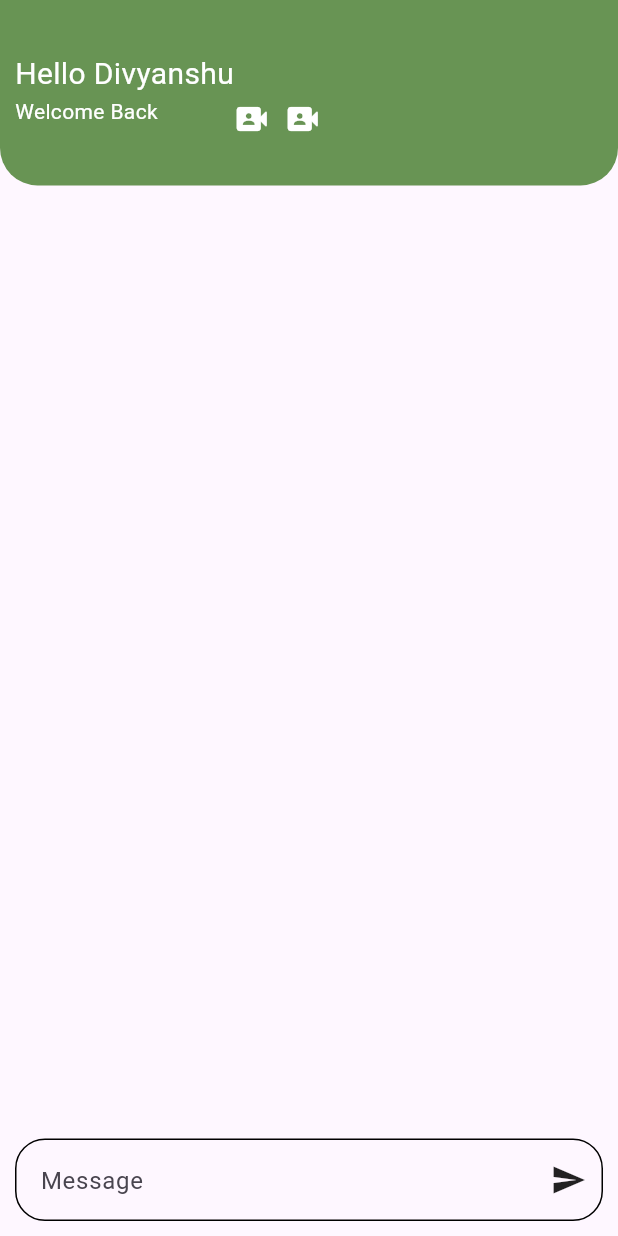
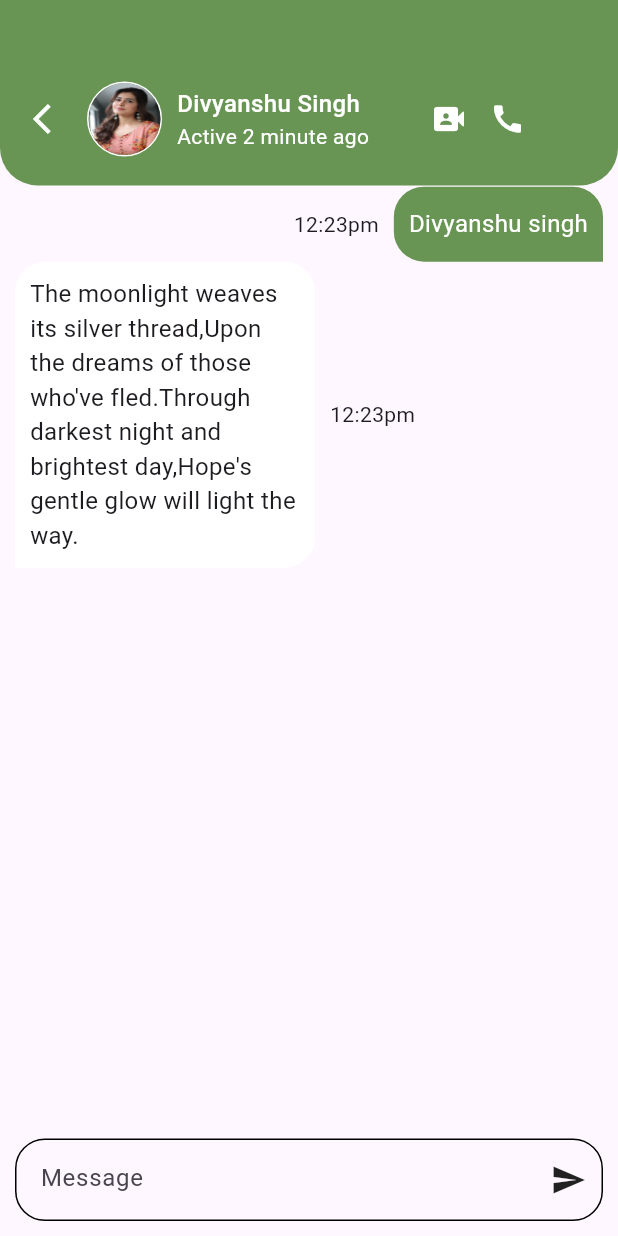
Before and after one commit to divyanshuAntino/chat_app, a Flutter app: the ChatDetails screen opened by its route, on a phone screen of 412 x 824 dp. Run offline on Flutter 3.47's test engine with Material 3 defaults, Android fonts, the phone set to English and light mode, and no system bars; our stand-ins replace circle_nav_bar, firebase_auth, firebase_core, flutter_svg, go_router, google_sign_in and 1 more; accounts and stored records are empty.

Commit message:
chat app

```diff
--- a/lib/common/service/routes.dart
+++ b/lib/common/service/routes.dart
@@ -1,5 +1,6 @@
 import 'package:chatapp/feature/auth/screen/auth.dart';
 import 'package:chatapp/feature/chat_detail/screen/chat_details.dart';
+import 'package:chatapp/feature/on_boarding/screen/user_name.dart';
 
 import 'package:chatapp/navbar/navbar.dart';
 import 'package:go_router/go_router.dart';
@@ -8,6 +9,7 @@ class Routes {
   static final GoRouter routes = GoRouter(initialLocation: "/home", routes: [
     GoRoute(path: "/home", builder: (context, state) => const NavBar()),
     GoRoute(path: "/auth", builder: (context, state) => const AuthScreen()),
+    GoRoute(path: "/userName", builder: (context, state) => const UserName()),
     GoRoute(
         path: "/chatDetail", builder: (context, state) => const ChatDetails()),
   ]);
--- a/lib/feature/chat_detail/screen/chat_details.dart
+++ b/lib/feature/chat_detail/screen/chat_details.dart
@@ -1,7 +1,8 @@
-import 'package:chatapp/constant/constant.dart';
+import 'package:chatapp/feature/chat_detail/widget/chat_details_screen_app_abr.dart';
+import 'package:chatapp/feature/chat_detail/widget/receive_message.dart';
+import 'package:chatapp/feature/chat_detail/widget/send_message.dart';
 import 'package:chatapp/feature/chat_detail/widget/type_area.dart';
 import 'package:flutter/material.dart';
-import 'package:flutter_svg/svg.dart';
 
 class ChatDetails extends StatefulWidget {
   const ChatDetails({super.key});
@@ -17,45 +18,16 @@ class _ChatDetailsState extends State<ChatDetails> {
     return Scaffold(
       body: Stack(
         children: [
-          Container(
-              padding: const EdgeInsets.only(top: 35, left: 10),
-              width: mediaQueryData.size.width,
-              height: mediaQueryData.size.height * 0.15,
-              decoration: BoxDecoration(
-                  borderRadius: const BorderRadius.only(
-                      bottomLeft: Radius.circular(25),
-                      bottomRight: Radius.circular(25)),
-                  color: constant.primary),
-              child: const Row(
-                children: [
-                  const Column(
-                    crossAxisAlignment: CrossAxisAlignment.start,
-                    children: [
-                      Text(
-                        "Hello Divyanshu",
-                        style: TextStyle(color: Colors.white, fontSize: 20),
-                      ),
-                      Text("Welcome Back",
-                          style: TextStyle(
-                            color: Colors.white,
-                          ))
-                    ],
-                  ),
-                  Padding(
-                    padding: const EdgeInsets.only(right: 10),
-                    child: Icon(
-                      Icons.video_camera_front_rounded,
-                      color: Colors.white,
-                    ),
-                  ),
-                  Padding(
-                    padding: const EdgeInsets.only(right: 10),
-                    child: Icon(
-                      Icons.video_camera_front_rounded,
-                      color: Colors.white,
-                    ),
-                  ),
-                ],
+          ChatAppBar(),
+          Positioned(
+              top: mediaQueryData.size.height * 0.151,
+              child: Container(
+                padding: const EdgeInsets.symmetric(horizontal: 10),
+                height: mediaQueryData.size.height * 0.8,
+                width: mediaQueryData.size.width,
+                child: ListView(
+                  children: [SendMessage(), ReceiveMessage()],
+                ),
               )),
           const Align(
             alignment: Alignment.bottomCenter,
@@ -64,6 +36,5 @@ class _ChatDetailsState extends State<ChatDetails> {
         ],
       ),
     );
-    ;
   }
 }
--- /dev/null
+++ b/lib/feature/chat_detail/widget/chat_details_screen_app_abr.dart
@@ -0,0 +1,87 @@
+import 'package:chatapp/constant/constant.dart';
+import 'package:flutter/material.dart';
+import 'package:go_router/go_router.dart';
+
+class ChatAppBar extends StatelessWidget {
+  const ChatAppBar({super.key});
+
+  @override
+  Widget build(BuildContext context) {
+    MediaQueryData mediaQueryData = MediaQuery.of(context);
+    return Container(
+        padding: const EdgeInsets.only(top: 35, left: 10),
+        width: mediaQueryData.size.width,
+        height: mediaQueryData.size.height * 0.15,
+        decoration: BoxDecoration(
+            borderRadius: const BorderRadius.only(
+                bottomLeft: Radius.circular(25),
+                bottomRight: Radius.circular(25)),
+            color: constant.primary),
+        child: Row(
+          children: [
+            IconButton(
+              onPressed: () {
+                context.pop("/home");
+              },
+              icon: const Icon(
+                Icons.arrow_back_ios,
+                color: Colors.white,
+              ),
+            ),
+            Container(
+              width: 50,
+              height: 50,
+              decoration: BoxDecoration(
+                  shape: BoxShape.circle,
+                  border: Border.all(width: 1, color: Colors.white)),
+              child: ClipRRect(
+                  borderRadius: BorderRadius.circular(100),
+                  child: Image.asset(
+                    "assets/image/ch.jpg",
+                    fit: BoxFit.fill,
+                    width: 50,
+                    height: 50,
+                  )),
+            ),
+            const SizedBox(
+              width: 10,
+            ),
+            const Column(
+              crossAxisAlignment: CrossAxisAlignment.start,
+              mainAxisAlignment: MainAxisAlignment.center,
+              children: [
+                Text(
+                  "Divyanshu Singh",
+                  style: TextStyle(
+                      color: Colors.white,
+                      fontSize: 16,
+                      fontWeight: FontWeight.w500),
+                ),
+                Text(
+                  "Active 2 minute ago",
+                  style: TextStyle(
+                    color: Colors.white,
+                    fontSize: 14,
+                  ),
+                )
+              ],
+            ),
+            Padding(
+              padding: EdgeInsets.only(
+                  right: 10, left: mediaQueryData.size.width * 0.1),
+              child: const Icon(
+                Icons.video_camera_front_rounded,
+                color: Colors.white,
+              ),
+            ),
+            const Padding(
+              padding: EdgeInsets.only(right: 10, left: 5),
+              child: Icon(
+                Icons.call,
+                color: Colors.white,
+              ),
+            ),
+          ],
+        ));
+  }
+}
--- /dev/null
+++ b/lib/feature/chat_detail/widget/receive_message.dart
@@ -0,0 +1,35 @@
+import 'package:flutter/material.dart';
+
+class ReceiveMessage extends StatelessWidget {
+  const ReceiveMessage({super.key});
+
+  @override
+  Widget build(BuildContext context) {
+    return Row(
+      mainAxisAlignment: MainAxisAlignment.start,
+      children: [
+        Container(
+          constraints: const BoxConstraints(maxWidth: 200, minHeight: 50),
+          padding: const EdgeInsets.all(10),
+          decoration: const BoxDecoration(
+              color: Colors.white,
+              borderRadius: BorderRadius.only(
+                  bottomRight: Radius.circular(20),
+                  topLeft: Radius.circular(20),
+                  topRight: Radius.circular(20))),
+          child: const Center(
+            child: Text(
+              "The moonlight weaves its silver thread,Upon the dreams of those who've fled.Through darkest night and brightest day,Hope's gentle glow will light the way.",
+              style: TextStyle(fontSize: 16),
+              maxLines: 50,
+            ),
+          ),
+        ),
+        const SizedBox(
+          width: 10,
+        ),
+        const Text("12:23pm"),
+      ],
+    );
+  }
+}
--- a/lib/feature/chat_detail/widget/send_message.dart
+++ b/lib/feature/chat_detail/widget/send_message.dart
@@ -0,0 +1,35 @@
+import 'package:chatapp/constant/constant.dart';
+import 'package:flutter/material.dart';
+
+class SendMessage extends StatelessWidget {
+  const SendMessage({super.key});
+
+  @override
+  Widget build(BuildContext context) {
+    return Row(
+      mainAxisAlignment: MainAxisAlignment.end,
+      children: [
+        const Text("12:23pm"),
+        const SizedBox(
+          width: 10,
+        ),
+        Container(
+          padding: EdgeInsets.all(10),
+          height: 50,
+          decoration: BoxDecoration(
+              color: constant.primary,
+              borderRadius: const BorderRadius.only(
+                  bottomLeft: Radius.circular(20),
+                  topLeft: Radius.circular(20),
+                  topRight: Radius.circular(20))),
+          child: const Center(
+            child: Text(
+              "Divyanshu singh",
+              style: TextStyle(color: Colors.white, fontSize: 16),
+            ),
+          ),
+        ),
+      ],
+    );
+  }
+}
--- a/lib/feature/chat_detail/widget/type_area.dart
+++ b/lib/feature/chat_detail/widget/type_area.dart
@@ -22,11 +22,11 @@ class _TypeAreaState extends State<TypeArea> {
             flex: 1,
             child: TextField(
               decoration: InputDecoration(
-                  border: OutlineInputBorder(
-                    borderSide: BorderSide.none,
-                  ),
-                  hintText: "Message",
-                  suffix: Icon(Icons.send)),
+                border: OutlineInputBorder(
+                  borderSide: BorderSide.none,
+                ),
+                hintText: "Message",
+              ),
             ),
           ),
           Padding(padding: EdgeInsets.only(right: 10), child: Icon(Icons.send))
--- /dev/null
+++ b/lib/feature/connect/video_call.dart
@@ -0,0 +1,15 @@
+import 'package:flutter/material.dart';
+
+class VideoCall extends StatefulWidget {
+  const VideoCall({super.key});
+
+  @override
+  State<VideoCall> createState() => _VideoCallState();
+}
+
+class _VideoCallState extends State<VideoCall> {
+  @override
+  Widget build(BuildContext context) {
+    return const Placeholder();
+  }
+}
--- /dev/null
+++ b/lib/feature/on_boarding/screen/user_name.dart
@@ -0,0 +1,30 @@
+import 'package:chatapp/constant/constant.dart';
+import 'package:flutter/material.dart';
+
+class UserName extends StatelessWidget {
+  const UserName({super.key});
+
+  @override
+  Widget build(BuildContext context) {
+    return Stack(
+      children: [
+        const TextField(
+          decoration: InputDecoration(
+              hintText: "Enter User Name", border: InputBorder.none),
+        ),
+        Align(
+          alignment: Alignment.bottomCenter,
+          child: ElevatedButton(
+            style: ButtonStyle(
+                backgroundColor: WidgetStateProperty.all(constant.primary)),
+            child: const Text(
+              "Next",
+              style: TextStyle(color: Colors.white),
+            ),
+            onPressed: () {},
+          ),
+        )
+      ],
+    );
+  }
+}
--- a/lib/feature/setting/widget/profile.dart
+++ b/lib/feature/setting/widget/profile.dart
@@ -1,4 +1,3 @@
-import 'package:chatapp/constant/constant.dart';
 import 'package:flutter/material.dart';
 
 class Profile extends StatelessWidget {
--- a/lib/main.dart
+++ b/lib/main.dart
@@ -1,8 +1,5 @@
 import 'package:chatapp/common/service/routes.dart';
 import 'package:chatapp/constant/constant.dart';
-import 'package:chatapp/feature/auth/screen/auth.dart';
-import 'package:chatapp/feature/home/screen/home.dart';
-import 'package:chatapp/navbar/navbar.dart';
 import 'package:firebase_auth/firebase_auth.dart';
 import 'package:firebase_core/firebase_core.dart';
 import 'package:flutter/foundation.dart';
```
Also changed, not shown: lib/feature/on_boarding/screen/dob.dart (added), lib/feature/on_boarding/screen/photo.dart (added).
